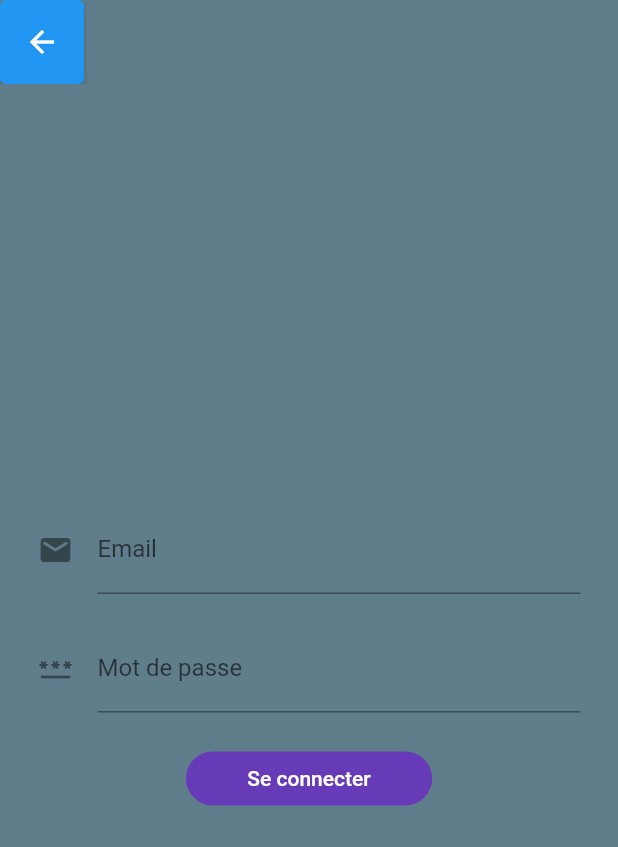
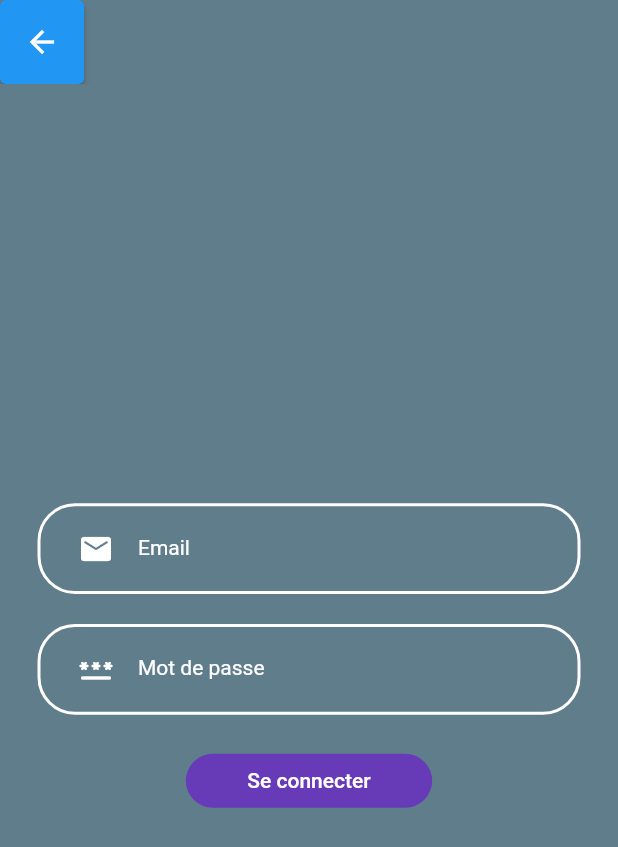
Before and after one commit to ZephirSD/MessageHDM, a Flutter app: the ConnexionContainer screen opened directly, on a phone screen of 412 x 824 dp. Shown: the top 847 px of the screen. Run offline on Flutter 3.47's test engine with Material 2 defaults, Android fonts, the phone set to English and light mode, and no system bars; missing offline and left inert: session_next; network calls fail.

Commit message:
Modification de structure pour le composant `InputForm`

```diff
--- a/lib/Composants/InputForm.dart
+++ b/lib/Composants/InputForm.dart
@@ -10,12 +10,34 @@ class InputForm extends StatelessWidget {
 
   @override
   Widget build(BuildContext context) {
-    return TextFormField(
-      controller: _controller,
-      obscureText: hiddenPassword,
-      decoration: InputDecoration(
-        labelText: textInput,
-        icon: iconInput,
+    return Container(
+      padding: const EdgeInsets.symmetric(horizontal: 25),
+      decoration: BoxDecoration(
+          borderRadius: BorderRadius.circular(25),
+          border: Border.all(color: Colors.white, width: 2)),
+      child: TextFormField(
+        controller: _controller,
+        obscureText: hiddenPassword,
+        decoration: InputDecoration(
+          labelText: textInput,
+          labelStyle: TextStyle(
+            color: Colors.white,
+            fontSize: 14,
+          ),
+          border: InputBorder.none,
+          // focusedBorder: OutlineInputBorder(
+          //   borderSide: BorderSide(
+          //     color: Colors.grey.shade300,
+          //     width: 2,
+          //   ),
+          //   borderRadius: BorderRadius.circular(25),
+          // ),
+          focusColor: Colors.white,
+          fillColor: Colors.white,
+          icon: iconInput,
+          iconColor: Colors.white,
+        ),
+        style: TextStyle(color: Colors.white, fontSize: 15),
       ),
     );
   }
```
